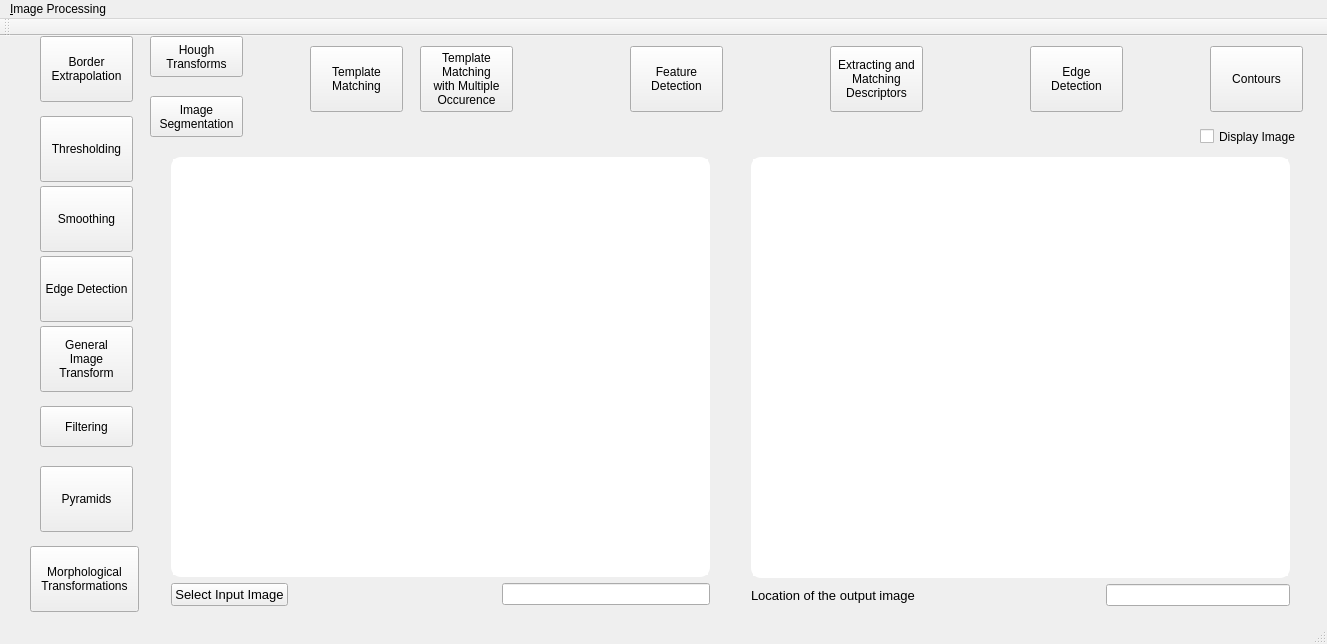
This is ComputerVisionApplications/mainwindow.ui in hardiktechnoplanet/ComputerVisionApplications as Qt 5 draws it before an edit. The edited form follows.
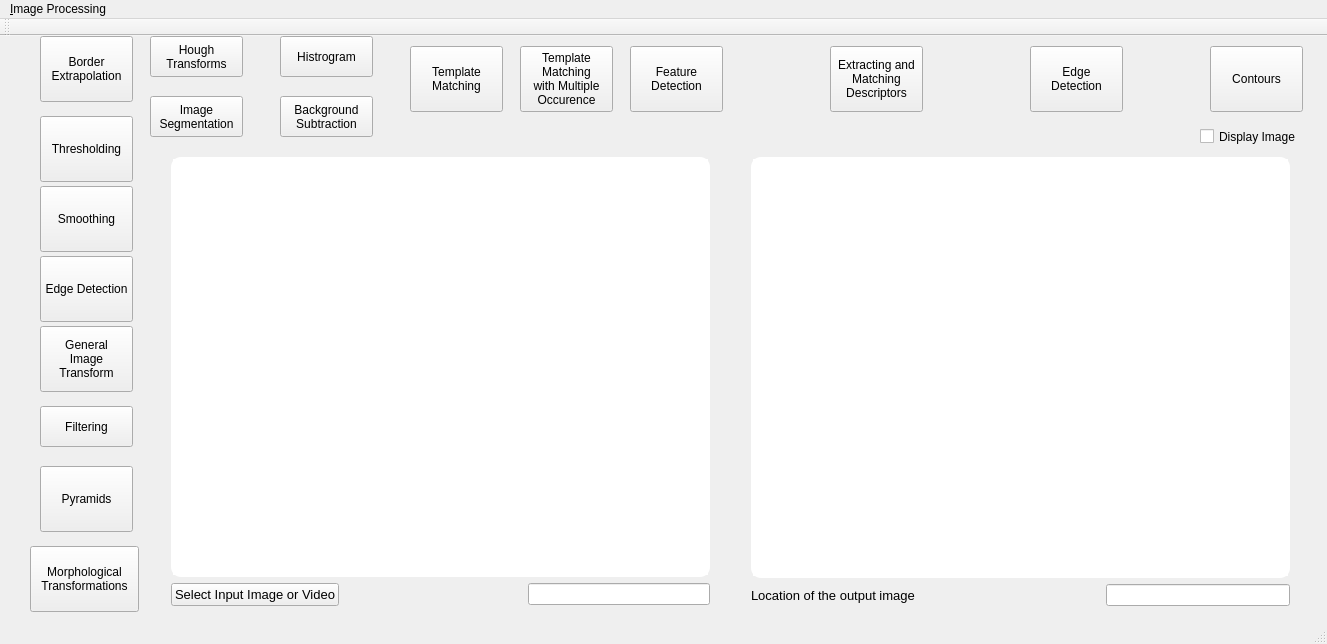
This is the edited form. Icons and pictures are not drawn.

Commit message: Background Subtraction feature is added

What changed in the file:
```diff
--- a/ComputerVisionApplications/mainwindow.ui
+++ b/ComputerVisionApplications/mainwindow.ui
@@ -55,7 +55,7 @@
           </font>
          </property>
          <property name="text">
-          <string>Select Input Image</string>
+          <string>Select Input Image or Video</string>
          </property>
         </widget>
        </item>
@@ -209,7 +209,7 @@
    <widget class="QPushButton" name="templateMat_pushButton">
     <property name="geometry">
      <rect>
-      <x>310</x>
+      <x>410</x>
       <y>10</y>
       <width>93</width>
       <height>66</height>
@@ -223,7 +223,7 @@
    <widget class="QPushButton" name="mulTemplatemat_pushButton">
     <property name="geometry">
      <rect>
-      <x>420</x>
+      <x>520</x>
       <y>10</y>
       <width>93</width>
       <height>66</height>
@@ -484,6 +484,97 @@
 Segmentation</string>
     </property>
    </widget>
+   <widget class="QPushButton" name="hist_pushButton">
+    <property name="geometry">
+     <rect>
+      <x>280</x>
+      <y>0</y>
+      <width>93</width>
+      <height>41</height>
+     </rect>
+    </property>
+    <property name="styleSheet">
+     <string notr="true">JdkButton:hover[IsSelected=&quot;false&quot;][IsActive=&quot;true&quot;]
+{
+		
+	border-image: url(:/PluginBtn/Graphics/PluginButtons/But4ro.png);
+}
+
+JdkButton:!hover[IsSelected=&quot;false&quot;][IsActive=&quot;true&quot;]
+{
+		
+	border-image: url(:/PluginBtn/Graphics/PluginButtons/But4av.png);
+}
+
+JdkButton:pressed[IsSelected=&quot;false&quot;][IsActive=&quot;true&quot;]
+{
+		border-image: url(:/PluginBtn/Graphics/PluginButtons/But4av.png);
+}
+
+JdkButton[IsSelected=&quot;false&quot;][IsActive=&quot;false&quot;]
+{
+		
+	border-image: url(:/PluginBtn/Graphics/PluginButtons/But4in.png);
+}
+
+JdkButton[IsSelected=&quot;true&quot;][IsActive=&quot;true&quot;]
+{
+	
+		
+	border-image: url(:/PluginBtn/Graphics/PluginButtons/But4se.png);
+}
+</string>
+    </property>
+    <property name="text">
+     <string>Histrogram</string>
+    </property>
+   </widget>
+   <widget class="QPushButton" name="bckgrnd_pushButton">
+    <property name="geometry">
+     <rect>
+      <x>280</x>
+      <y>60</y>
+      <width>93</width>
+      <height>41</height>
+     </rect>
+    </property>
+    <property name="styleSheet">
+     <string notr="true">JdkButton:hover[IsSelected=&quot;false&quot;][IsActive=&quot;true&quot;]
+{
+		
+	border-image: url(:/PluginBtn/Graphics/PluginButtons/But4ro.png);
+}
+
+JdkButton:!hover[IsSelected=&quot;false&quot;][IsActive=&quot;true&quot;]
+{
+		
+	border-image: url(:/PluginBtn/Graphics/PluginButtons/But4av.png);
+}
+
+JdkButton:pressed[IsSelected=&quot;false&quot;][IsActive=&quot;true&quot;]
+{
+		border-image: url(:/PluginBtn/Graphics/PluginButtons/But4av.png);
+}
+
+JdkButton[IsSelected=&quot;false&quot;][IsActive=&quot;false&quot;]
+{
+		
+	border-image: url(:/PluginBtn/Graphics/PluginButtons/But4in.png);
+}
+
+JdkButton[IsSelected=&quot;true&quot;][IsActive=&quot;true&quot;]
+{
+	
+		
+	border-image: url(:/PluginBtn/Graphics/PluginButtons/But4se.png);
+}
+</string>
+    </property>
+    <property name="text">
+     <string>Background 
+Subtraction</string>
+    </property>
+   </widget>
    <zorder>mulTemplatemat_pushButton</zorder>
    <zorder>displayImg_checkBox</zorder>
    <zorder>layoutWidget</zorder>
```
Left out of the diff: 2 changed lines with no effect on the pictures. The commit also changes 9 other files.
